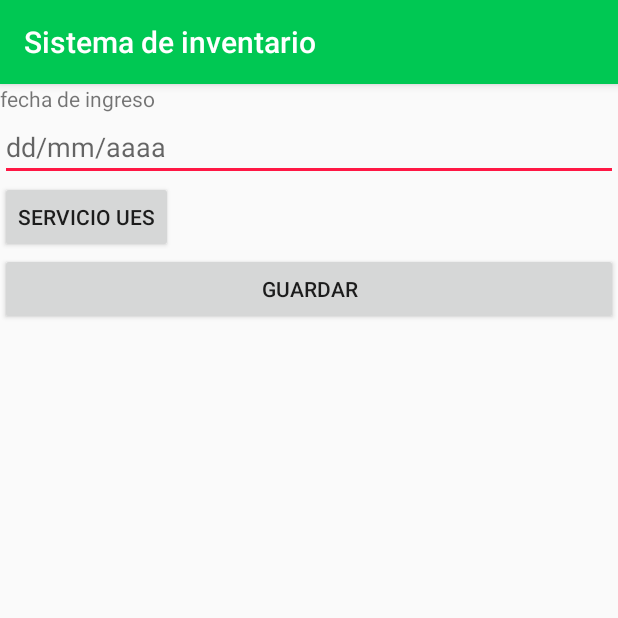
After one commit to dixon28/pdmTareaSubeCum, an Android app: the MarcaWSActivity screen opened directly, with no data from a screen before it, on a phone screen of 412 x 824 dp, the top half of it. The commit adds this screen. Run offline under Robolectric (Android 15) with nearby library versions, the phone set to English and light mode, and no system bars.

Commit message:
Agregando controladorServicio

```diff
--- a/PdmSubeCum/app/build.gradle
+++ b/PdmSubeCum/app/build.gradle
@@ -10,6 +10,11 @@ android {
         versionName "1.0"
         testInstrumentationRunner "android.support.test.runner.AndroidJUnitRunner"
     }
+
+    android {
+        useLibrary 'org.apache.http.legacy'
+    }
+
     buildTypes {
         release {
             minifyEnabled false
--- a/PdmSubeCum/app/src/main/AndroidManifest.xml
+++ b/PdmSubeCum/app/src/main/AndroidManifest.xml
@@ -1,6 +1,7 @@
 <?xml version="1.0" encoding="utf-8"?>
 <manifest xmlns:android="http://schemas.android.com/apk/res/android"
     package="com.pdmsubecum">
+    <uses-permission android:name="android.permission.INTERNET" />
 
     <application
         android:allowBackup="true"
@@ -9,7 +10,8 @@
         android:roundIcon="@mipmap/ic_launcher_round"
         android:supportsRtl="true"
         android:theme="@style/AppTheme">
-        <activity android:name=".WebServices.DocumentoAsignacionWSActivity"></activity>
+        <activity android:name=".WebServices.MarcaWSActivity"></activity>
+        <activity android:name=".WebServices.DocumentoAsignacionWSActivity" />
         <activity android:name=".WebServices.EquipoAsignacionWSActivity" />
         <activity android:name=".WebServices.ExistenciaWSActivity" />
         <activity android:name=".WebServices.EquipoWSActivity" />
--- /dev/null
+++ b/PdmSubeCum/app/src/main/java/com/pdmsubecum/WebServices/MarcaWSActivity.java
@@ -0,0 +1,100 @@
+package com.pdmsubecum.WebServices;
+
+import android.annotation.SuppressLint;
+import android.os.Bundle;
+import android.os.StrictMode;
+import android.support.v7.app.AppCompatActivity;
+import android.util.Log;
+import android.view.View;
+import android.widget.ArrayAdapter;
+import android.widget.EditText;
+import android.widget.ListView;
+import android.widget.Toast;
+
+import com.pdmsubecum.DB.DataBase;
+import com.pdmsubecum.DB.modelo.am15005.Marca;
+import com.pdmsubecum.R;
+import com.pdmsubecum.mm14031.Materia;
+
+import java.util.ArrayList;
+import java.util.HashSet;
+import java.util.List;
+@SuppressLint("NewApi")
+public class MarcaWSActivity extends AppCompatActivity {
+
+    DataBase db;
+    static List<Marca> listaMarcas;
+    static List<String> nombreMarcas;
+    EditText fechaTxt;
+    ListView listViewMarcas;
+    private String urlPublicoUES = "https://eisi.fia.ues.edu.sv/GPO01/WS/";
+
+    @SuppressLint("NewApi")
+    @Override
+    protected void onCreate(Bundle savedInstanceState) {
+        super.onCreate(savedInstanceState);
+        setContentView(R.layout.activity_marca_ws);
+        StrictMode.ThreadPolicy policy = new StrictMode.ThreadPolicy.Builder().permitAll().build();
+        StrictMode.setThreadPolicy(policy);
+        db = new DataBase(this);
+        listaMarcas = new ArrayList<Marca>();
+        nombreMarcas = new ArrayList<String>();
+        fechaTxt = (EditText) findViewById(R.id.editText_fecha);
+        listViewMarcas = (ListView) findViewById(R.id.listView1);
+    }
+
+    public void servicioPHP(View v) {
+
+        String[] fecha = fechaTxt.getText().toString().split("/");
+        String url = "";
+        switch(v.getId()) {
+            case R.id.button_Servicio:
+                url = urlPublicoUES + "ws_marca_consulta.php";
+                break;
+        }
+        String marcasExternas = ControladorServicio.obtenerRespuestaPeticion(url, this);
+        try {
+            listaMarcas.addAll(ControladorServicio.obtenerMarcasExterno(marcasExternas,this));
+            actualizarListView();
+        } catch (Exception e) {
+            e.printStackTrace();
+        }
+    }
+
+    public void guardar(View v) {
+        db.abrir();
+        for(int i=0; i < listaMarcas.size();i++){
+            Log.v("guardar",db.insertarMarca(listaMarcas.get(i)));
+        }
+        db.cerrar();
+        Toast.makeText(this, "Guardado con exito", Toast.LENGTH_LONG).show();
+        listaMarcas.removeAll(listaMarcas);
+        actualizarListView();
+    }
+
+    private void actualizarListView() {
+        String dato = "";
+        nombreMarcas.clear();
+        for (int i = 0; i < listaMarcas.size(); i++) {
+            dato = listaMarcas.get(i).getIdmarca()+ " " + listaMarcas.get(i).getDescripcionmarca();
+            nombreMarcas.add(dato);
+        }
+        eliminarElementosDuplicados();
+        ArrayAdapter<String> adaptador = new ArrayAdapter<String>(this,
+                android.R.layout.simple_list_item_1, nombreMarcas);
+        listViewMarcas.setAdapter(adaptador);
+    }
+
+    private void eliminarElementosDuplicados() {
+        HashSet<Marca> conjuntoMarca = new HashSet<Marca>();
+        conjuntoMarca.addAll(listaMarcas);
+
+        listaMarcas.clear();
+        listaMarcas.addAll(conjuntoMarca);
+
+        HashSet<String> conjuntoNombre = new HashSet<String>();
+        conjuntoNombre.addAll(nombreMarcas);
+        nombreMarcas.clear();
+        nombreMarcas.addAll(conjuntoNombre);
+    }
+}
--- a/PdmSubeCum/app/src/main/java/com/pdmsubecum/WebServices/WS.java
+++ b/PdmSubeCum/app/src/main/java/com/pdmsubecum/WebServices/WS.java
@@ -31,6 +31,10 @@ public class WS extends AppCompatActivity {
                 break;
             case R.id.button_documentoAsignacion:
                 i = new Intent(this,DocumentoAsignacionWSActivity.class);
+                break;
+            case R.id.button_marca:
+                i = new Intent(this,MarcaWSActivity.class);
+                break;
         }
 
         if(i!=null){
--- /dev/null
+++ b/PdmSubeCum/app/src/main/res/layout/activity_marca_ws.xml
@@ -0,0 +1,48 @@
+<?xml version="1.0" encoding="utf-8"?>
+<LinearLayout tools:context=".WebServices.MarcaWSActivity"
+    android:orientation="vertical"
+    android:layout_height="match_parent"
+    android:layout_width="match_parent"
+    android:id="@+id/LinearLayout1"
+    xmlns:tools="http://schemas.android.com/tools"
+    xmlns:android="http://schemas.android.com/apk/res/android">
+
+    <TextView android:layout_height="wrap_content"
+        android:layout_width="wrap_content"
+        android:id="@+id/textView1"
+        android:text="@string/Fecha_ingreso"/>
+
+    <EditText android:layout_height="wrap_content"
+        android:layout_width="match_parent"
+        android:id="@+id/editText_fecha"
+        android:inputType="date"
+        android:hint="dd/mm/aaaa"
+        android:ems="10">
+        <requestFocus/>
+    </EditText>
+
+    <LinearLayout android:orientation="vertical"
+        android:layout_height="wrap_content"
+        android:layout_width="match_parent">
+
+        <Button android:layout_height="wrap_content"
+            android:layout_width="wrap_content"
+            android:id="@+id/button_Servicio"
+            android:text="SERVICIO UES"
+            android:onClick="servicioPHP"/>
+
+    </LinearLayout>
+
+    <Button android:layout_height="wrap_content"
+        android:layout_width="match_parent"
+        android:id="@+id/button3"
+        android:text="Guardar"
+        android:onClick="guardar"/>
+
+    <ListView
+        android:layout_height="wrap_content"
+        android:layout_width="match_parent"
+        android:id="@+id/listView1">
+    </ListView>
+
+</LinearLayout>
--- a/PdmSubeCum/app/src/main/res/values/strings.xml
+++ b/PdmSubeCum/app/src/main/res/values/strings.xml
@@ -237,5 +237,6 @@
     <string name="ws_existencia">Servicios Web Existencia</string>
     <string name="ws_equipoAsignacion">Servicios Web Equipo Asignado</string>
     <string name="ws_documentoAsignacion">Servicios Web Documento Asignado</string>
+    <string name="ws_marca">Servicios Web Marca</string>
 
 </resources>
```
Also changed, not shown: PdmSubeCum/app/src/main/java/com/pdmsubecum/DB/DataBase.java (+18 -2 lines), PdmSubeCum/app/src/main/java/com/pdmsubecum/WebServices/ControladorServicio.java (added, +170 -0 lines), PdmSubeCum/app/src/main/res/layout/activity_ws.xml (+8 -0 lines), 1 other file.
